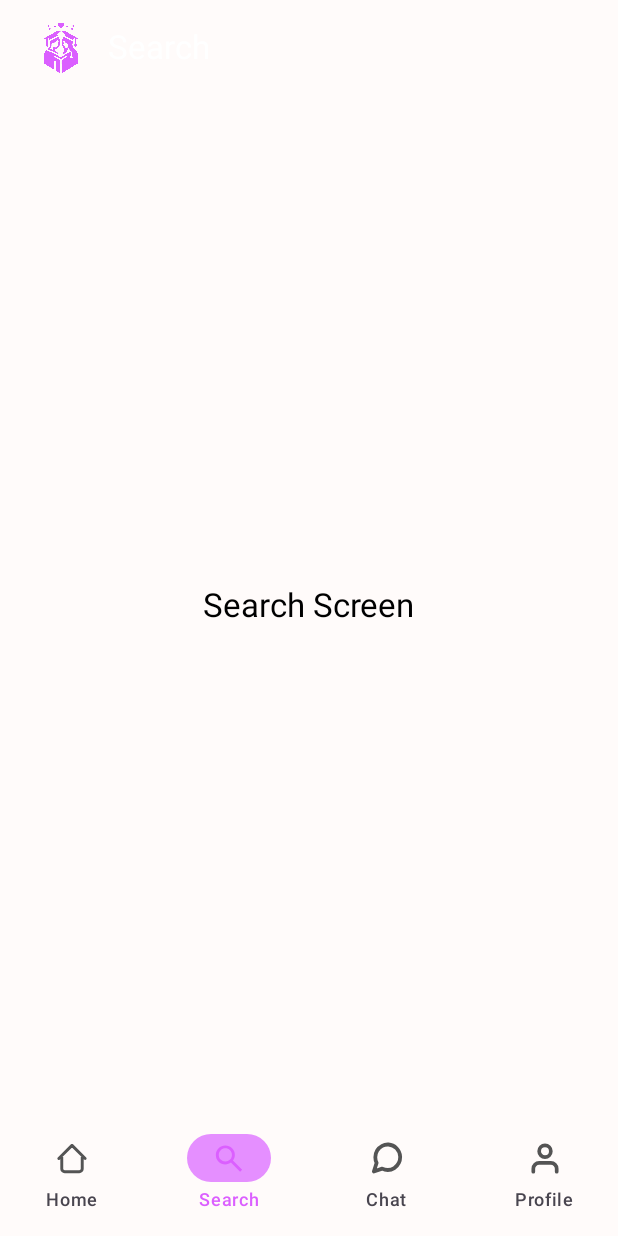
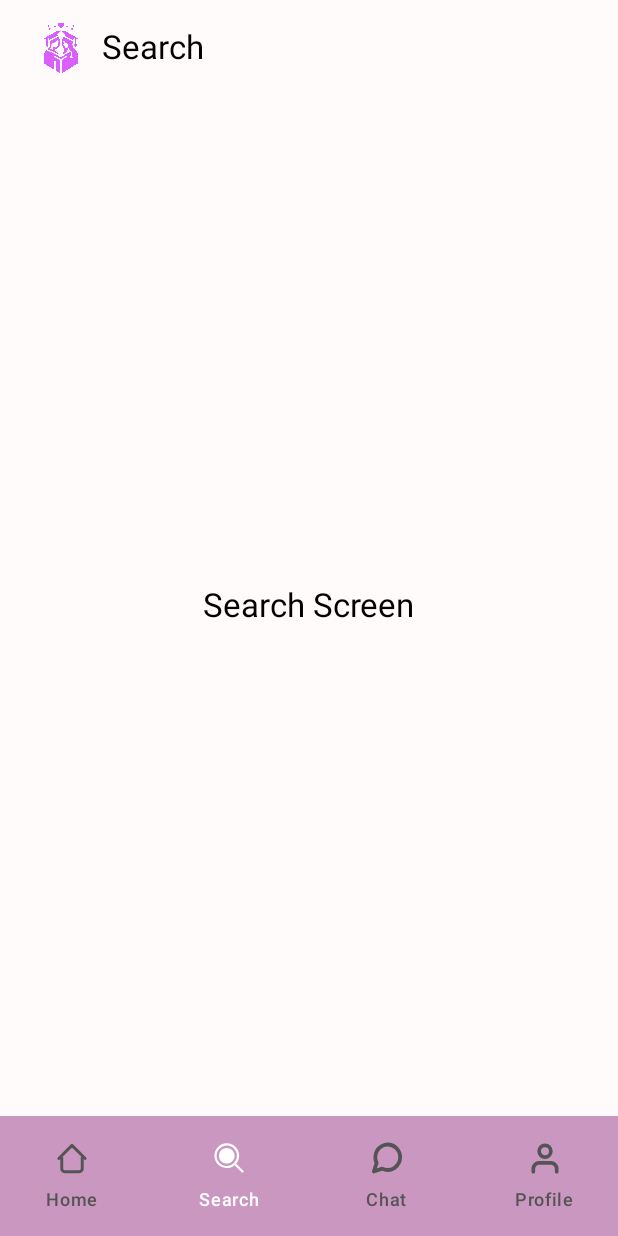
Before and after one commit to UniMatchApp/UniMatchApp, an Android app built with Jetpack Compose: the screen it shows after launch (MainActivity), item 2 of the bottom bar chosen, on a phone screen of 412 x 824 dp. Run offline under Robolectric (Android 15) with nearby library versions, the phone set to English and light mode, and no system bars.

Commit message:
Created ToppBar for common routes and files to manage padding and size

```diff
--- a/app/build.gradle.kts
+++ b/app/build.gradle.kts
@@ -111,4 +111,4 @@ dependencies {
             }
         }
     }
-}*/
+}/*
--- a/app/src/main/java/com/ulpgc/uniMatch/ui/screens/CoreScreen.kt
+++ b/app/src/main/java/com/ulpgc/uniMatch/ui/screens/CoreScreen.kt
@@ -34,8 +34,9 @@ object CoreRoutes {
     const val CHAT_LIST = "chatList"
     const val CHAT_DETAIL = "chatDetail/{chatId}"
     const val PROFILE = "profile"
+    const val NOTIFICATIONS = "notifications"
+    const val FILTER = "filter"
 }
-
 
 @Composable
 fun CoreScreen(
@@ -55,14 +56,17 @@ fun CoreScreen(
     val currentRoute = navBackStackEntry?.destination?.route
 
     Scaffold(
-        topBar = { TopBar(currentRoute = currentRoute) },
-        bottomBar = { BottomNavigationBar(navController) } // Añadir la barra de navegación inferior
+        topBar = {
+            TopBar(currentRoute = currentRoute, navController = navController)
+        },
+        bottomBar = { BottomNavigationBar(navController) }
     ) { innerPadding ->
         Box(modifier = Modifier.padding(innerPadding)) {
             CoreNavHost(navController, authViewModel, chatViewModel)
         }
     }
 }
+
 
 @Composable
 fun CoreNavHost(
--- a/app/src/main/java/com/ulpgc/uniMatch/ui/screens/core/BottomNavigationBar.kt
+++ b/app/src/main/java/com/ulpgc/uniMatch/ui/screens/core/BottomNavigationBar.kt
@@ -13,6 +13,7 @@ import androidx.compose.material3.Text
 import androidx.compose.runtime.Composable
 import androidx.compose.runtime.getValue
 import androidx.compose.ui.Modifier
+import androidx.compose.ui.graphics.Color
 import androidx.compose.ui.res.painterResource
 import androidx.compose.ui.res.stringResource
 import androidx.compose.ui.unit.Dp
@@ -21,6 +22,9 @@ import androidx.navigation.NavController
 import androidx.navigation.compose.currentBackStackEntryAsState
 import com.ulpgc.uniMatch.R
 import com.ulpgc.uniMatch.ui.screens.CoreRoutes
+import com.ulpgc.uniMatch.ui.theme.AppSize
+import com.ulpgc.uniMatch.ui.theme.MainColor
+import com.ulpgc.uniMatch.ui.theme.White
 
 @Composable
 fun BottomNavigationBar(navController: NavController) {
@@ -40,33 +44,43 @@ fun BottomNavigationBar(navController: NavController) {
         )
 
         NavigationBar(
-            containerColor = MaterialTheme.colorScheme.background, // Color de fondo
-            contentColor = MaterialTheme.colorScheme.primary // Color de los iconos seleccionados
+            containerColor = MainColor,
+            contentColor = MaterialTheme.colorScheme.primary
         ) {
             val navBackStackEntry by navController.currentBackStackEntryAsState()
             val currentRoute = navBackStackEntry?.destination?.route
 
             items.forEach { item ->
+                val isSelected = currentRoute == item.route
                 NavigationBarItem(
                     icon = {
                         Icon(
-                            painter = painterResource(id = item.icon),
+                            painter = painterResource(
+                                id = if (isSelected) item.iconFilled else item.icon
+                            ),
                             contentDescription = stringResource(id = item.labelResId),
-                            modifier = Modifier.size(24.dp)
+                            modifier = Modifier.size(AppSize.iconSize),
+                            tint = if (isSelected) White else MaterialTheme.colorScheme.secondary
                         )
                     },
-                    label = { Text(text = stringResource(id = item.labelResId)) },
-                    selected = currentRoute == item.route,
+                    label = {
+                        Text(
+                            text = stringResource(id = item.labelResId),
+                            color = if (isSelected) White else MaterialTheme.colorScheme.secondary
+                        )
+                    },
+                    selected = isSelected,
                     onClick = {
-                        if (currentRoute != item.route) {
+                        if (!isSelected) {
                             navController.navigate(item.route)
                         }
                     },
                     colors = NavigationBarItemDefaults.colors(
-                        selectedIconColor = MaterialTheme.colorScheme.primary,  // Color del icono seleccionado
-                        unselectedIconColor = MaterialTheme.colorScheme.secondary, // Color del icono no seleccionado
-                        selectedTextColor = MaterialTheme.colorScheme.primary, // Color del texto seleccionado
-                        indicatorColor = MaterialTheme.colorScheme.tertiary // Color del indicador debajo del icono seleccionado
+                        selectedIconColor = White,
+                        unselectedIconColor = MaterialTheme.colorScheme.secondary,
+                        selectedTextColor = White,
+                        unselectedTextColor = MaterialTheme.colorScheme.secondary,
+                        indicatorColor = Color.Transparent
                     )
                 )
             }
@@ -74,14 +88,34 @@ fun BottomNavigationBar(navController: NavController) {
     }
 }
 
-sealed class BottomNavItem(val route: String, val icon: Int, val labelResId: Int) {
-    data object Home : BottomNavItem(CoreRoutes.HOME, R.drawable.icon_home_clear, R.string.home)
-    data object Search :
-        BottomNavItem(CoreRoutes.SEARCH, R.drawable.icon_search_clear, R.string.search)
-
-    data object Chat :
-        BottomNavItem(CoreRoutes.CHAT_LIST, R.drawable.icon_chat_clear, R.string.chat)
-
-    data object Profile :
-        BottomNavItem(CoreRoutes.PROFILE, R.drawable.icon_user_clear, R.string.profile)
+sealed class BottomNavItem(
+    val route: String,
+    val icon: Int,
+    val iconFilled: Int, // Icono con relleno para el estado seleccionado
+    val labelResId: Int
+) {
+    data object Home : BottomNavItem(
+        CoreRoutes.HOME,
+        R.drawable.icon_home_clear,
+        R.drawable.icon_home_filled, // Icono con relleno
+        R.string.home
+    )
+    data object Search : BottomNavItem(
+        CoreRoutes.SEARCH,
+        R.drawable.icon_search_clear,
+        R.drawable.icon_search_filled, // Icono con relleno
+        R.string.search
+    )
+    data object Chat : BottomNavItem(
+        CoreRoutes.CHAT_LIST,
+        R.drawable.icon_chat_clear,
+        R.drawable.icon_chat_filled, // Icono con relleno
+        R.string.chat
+    )
+    data object Profile : BottomNavItem(
+        CoreRoutes.PROFILE,
+        R.drawable.icon_user_clear,
+        R.drawable.icon_user_filled, // Icono con relleno
+        R.string.profile
+    )
 }
--- a/app/src/main/java/com/ulpgc/uniMatch/ui/screens/core/TopAppBar.kt
+++ b/app/src/main/java/com/ulpgc/uniMatch/ui/screens/core/TopAppBar.kt
@@ -1,61 +1,33 @@
 package com.ulpgc.uniMatch.ui.screens.core
 
+
 import android.util.Log
-import androidx.compose.foundation.Image
-import androidx.compose.foundation.layout.Arrangement
-import androidx.compose.foundation.layout.Box
-import androidx.compose.foundation.layout.Row
-import androidx.compose.foundation.layout.fillMaxSize
-import androidx.compose.foundation.layout.fillMaxWidth
-import androidx.compose.foundation.layout.padding
-import androidx.compose.foundation.layout.size
-import androidx.compose.material3.ExperimentalMaterial3Api
 import androidx.compose.material3.MaterialTheme
 import androidx.compose.material3.Text
-import androidx.compose.material3.TopAppBar
 import androidx.compose.runtime.Composable
-import androidx.compose.ui.Alignment
-import androidx.compose.ui.Modifier
-import androidx.compose.ui.layout.ContentScale
-import androidx.compose.ui.res.painterResource
 import androidx.compose.ui.res.stringResource
-import androidx.compose.ui.unit.dp
+import androidx.navigation.NavHostController
 import com.ulpgc.uniMatch.R
 import com.ulpgc.uniMatch.ui.screens.CoreRoutes
+import com.ulpgc.uniMatch.ui.screens.core.topBars.ChatDetailTopBar
+import com.ulpgc.uniMatch.ui.screens.core.topBars.HomeTopBar
+import com.ulpgc.uniMatch.ui.screens.core.topBars.ProfileTopBar
+import com.ulpgc.uniMatch.ui.screens.core.topBars.SearchTopBar
 
-@OptIn(ExperimentalMaterial3Api::class)
 @Composable
-fun TopBar(currentRoute: String?) {
+fun TopBar(currentRoute: String?, navController: NavHostController) {
     Log.i("TopBar", "Current route: $currentRoute")
-    val title = when (currentRoute) {
-        CoreRoutes.HOME -> stringResource(id = R.string.home)
-        CoreRoutes.SEARCH -> stringResource(id = R.string.search)
-        CoreRoutes.CHAT_DETAIL -> stringResource(id = R.string.chat)
-        CoreRoutes.PROFILE -> stringResource(id = R.string.profile)
-        else -> stringResource(id = R.string.app_name) // Default title
+
+    when (currentRoute) {
+        CoreRoutes.HOME -> HomeTopBar(navController)
+        CoreRoutes.SEARCH -> SearchTopBar()
+        CoreRoutes.CHAT_LIST -> ChatDetailTopBar()
+        CoreRoutes.PROFILE -> ProfileTopBar()
+        else -> {
+            Text(
+                text = stringResource(id = R.string.app_name),
+                style = MaterialTheme.typography.titleLarge
+            )
+        }
     }
-
-    TopAppBar(
-        title = {
-            Row(
-                verticalAlignment = Alignment.CenterVertically,
-                modifier = Modifier.fillMaxWidth() // Asegura que el contenido ocupe todo el ancho
-            ) {
-                Image(
-                    painter = painterResource(id = R.drawable.unimatch_logo),
-                    contentDescription = stringResource(id = R.string.app_name),
-                    modifier = Modifier
-                        .size(48.dp)
-                        .padding(0.dp),
-                    contentScale = ContentScale.Fit
-                )
-                Text(
-                    text = title,
-                    color = MaterialTheme.colorScheme.onPrimary,
-                    modifier = Modifier.padding(start = 8.dp) // Ajusta el padding si es necesario
-                )
-            }
-        },
-        modifier = Modifier.fillMaxWidth() // Hace que la TopAppBar ocupe todo el ancho
-    )
 }
--- /dev/null
+++ b/app/src/main/java/com/ulpgc/uniMatch/ui/screens/core/topBars/ChatDetailTopBar.kt
@@ -0,0 +1,47 @@
+package com.ulpgc.uniMatch.ui.screens.core.topBars
+
+import androidx.compose.foundation.Image
+import androidx.compose.foundation.layout.Row
+import androidx.compose.foundation.layout.fillMaxWidth
+import androidx.compose.foundation.layout.padding
+import androidx.compose.foundation.layout.size
+import androidx.compose.material3.ExperimentalMaterial3Api
+import androidx.compose.material3.Text
+import androidx.compose.material3.TopAppBar
+import androidx.compose.runtime.Composable
+import androidx.compose.ui.Alignment
+import androidx.compose.ui.Modifier
+import androidx.compose.ui.graphics.Color
+import androidx.compose.ui.layout.ContentScale
+import androidx.compose.ui.res.painterResource
+import androidx.compose.ui.res.stringResource
+import androidx.compose.ui.unit.dp
+import com.ulpgc.uniMatch.R
+import com.ulpgc.uniMatch.ui.theme.AppPadding
+import com.ulpgc.uniMatch.ui.theme.MainColor
+
+@OptIn(ExperimentalMaterial3Api::class)
+@Composable
+fun ChatDetailTopBar() {
+    TopAppBar(
+        title = {
+            Row(
+                verticalAlignment = Alignment.CenterVertically,
+                modifier = Modifier.fillMaxWidth()
+            ) {
+                Image(
+                    painter = painterResource(id = R.drawable.unimatch_logo),
+                    contentDescription = stringResource(id = R.string.app_name),
+                    modifier = Modifier.size(48.dp),
+                    contentScale = ContentScale.Fit
+                )
+                Text(
+                    text = stringResource(id = R.string.chat),
+                    color = Color.Black,
+                    modifier = Modifier.padding(start = AppPadding.Small)
+                )
+            }
+        },
+        modifier = Modifier.fillMaxWidth()
+    )
+}
--- /dev/null
+++ b/app/src/main/java/com/ulpgc/uniMatch/ui/screens/core/topBars/HomeTopBar.kt
@@ -0,0 +1,70 @@
+package com.ulpgc.uniMatch.ui.screens.core.topBars
+
+import androidx.compose.foundation.Image
+import androidx.compose.foundation.layout.Box
+import androidx.compose.foundation.layout.Row
+import androidx.compose.foundation.layout.fillMaxWidth
+import androidx.compose.foundation.layout.padding
+import androidx.compose.foundation.layout.size
+import androidx.compose.material3.ExperimentalMaterial3Api
+import androidx.compose.material3.Icon
+import androidx.compose.material3.IconButton
+import androidx.compose.material3.Text
+import androidx.compose.material3.TopAppBar
+import androidx.compose.runtime.Composable
+import androidx.compose.ui.Alignment
+import androidx.compose.ui.Modifier
+import androidx.compose.ui.graphics.Color
+import androidx.compose.ui.layout.ContentScale
+import androidx.compose.ui.res.painterResource
+import androidx.compose.ui.res.stringResource
+import androidx.compose.ui.unit.dp
+import androidx.navigation.NavHostController
+import com.ulpgc.uniMatch.R
+import com.ulpgc.uniMatch.ui.screens.CoreRoutes
+import com.ulpgc.uniMatch.ui.theme.AppPadding
+import com.ulpgc.uniMatch.ui.theme.AppSize
+import com.ulpgc.uniMatch.ui.theme.MainColor
+
+@OptIn(ExperimentalMaterial3Api::class)
+@Composable
+fun HomeTopBar(navController: NavHostController) {
+    TopAppBar(
+        title = {
+            Row(
+                modifier = Modifier.fillMaxWidth(),
+                verticalAlignment = Alignment.CenterVertically
+            ) {
+                Image(
+                    painter = painterResource(id = R.drawable.unimatch_logo),
+                    contentDescription = "App Logo",
+                    modifier = Modifier.size(48.dp),
+                    contentScale = ContentScale.Fit
+                )
+                Text(
+                    text = stringResource(id = R.string.profile),
+                    color = Color.Black,
+                    modifier = Modifier.padding(start = AppPadding.Small)
+                )
+            }
+        },
+        actions = {
+            IconButton(onClick = { navController.navigate(CoreRoutes.NOTIFICATIONS) }) {
+                Icon(
+                    painter = painterResource(id = R.drawable.icon_bell),
+                    contentDescription = "Notifications",
+                    modifier = Modifier.size(AppSize.iconSize)
+                )
+
+            }
+            IconButton(onClick = { navController.navigate(CoreRoutes.FILTER) }) {
+                Icon(
+                    painter = painterResource(id = R.drawable.icon_filter),
+                    contentDescription = "Filter",
+                    modifier = Modifier.size(AppSize.iconSize)
+                )
+            }
+        },
+        modifier = Modifier.fillMaxWidth() // Hace que la TopAppBar ocupe todo el ancho
+    )
+}
--- /dev/null
+++ b/app/src/main/java/com/ulpgc/uniMatch/ui/screens/core/topBars/ProfileTopBar.kt
@@ -0,0 +1,47 @@
+package com.ulpgc.uniMatch.ui.screens.core.topBars
+
+import androidx.compose.foundation.Image
+import androidx.compose.foundation.layout.Row
+import androidx.compose.foundation.layout.fillMaxWidth
+import androidx.compose.foundation.layout.padding
+import androidx.compose.foundation.layout.size
+import androidx.compose.material3.ExperimentalMaterial3Api
+import androidx.compose.material3.Text
+import androidx.compose.material3.TopAppBar
+import androidx.compose.runtime.Composable
+import androidx.compose.ui.Alignment
+import androidx.compose.ui.Modifier
+import androidx.compose.ui.graphics.Color
+import androidx.compose.ui.layout.ContentScale
+import androidx.compose.ui.res.painterResource
+import androidx.compose.ui.res.stringResource
+import androidx.compose.ui.unit.dp
+import com.ulpgc.uniMatch.R
+import com.ulpgc.uniMatch.ui.theme.AppPadding
+import com.ulpgc.uniMatch.ui.theme.MainColor
+
+@OptIn(ExperimentalMaterial3Api::class)
+@Composable
+fun ProfileTopBar() {
+    TopAppBar(
+        title = {
+            Row(
+                verticalAlignment = Alignment.CenterVertically,
+                modifier = Modifier.fillMaxWidth()
+            ) {
+                Image(
+                    painter = painterResource(id = R.drawable.unimatch_logo),
+                    contentDescription = stringResource(id = R.string.app_name),
+                    modifier = Modifier.size(48.dp),
+                    contentScale = ContentScale.Fit
+                )
+                Text(
+                    text = stringResource(id = R.string.profile),
+                    color = Color.Black,
+                    modifier = Modifier.padding(start = AppPadding.Small)
+                )
+            }
+        },
+        modifier = Modifier.fillMaxWidth()
+    )
+}
--- /dev/null
+++ b/app/src/main/java/com/ulpgc/uniMatch/ui/screens/core/topBars/SearchTopBar.kt
@@ -0,0 +1,46 @@
+package com.ulpgc.uniMatch.ui.screens.core.topBars
+
+import androidx.compose.foundation.Image
+import androidx.compose.foundation.layout.Row
+import androidx.compose.foundation.layout.fillMaxWidth
+import androidx.compose.foundation.layout.padding
+import androidx.compose.foundation.layout.size
+import androidx.compose.material3.ExperimentalMaterial3Api
+import androidx.compose.material3.Text
+import androidx.compose.material3.TopAppBar
+import androidx.compose.runtime.Composable
+import androidx.compose.ui.Alignment
+import androidx.compose.ui.Modifier
+import androidx.compose.ui.graphics.Color
+import androidx.compose.ui.layout.ContentScale
+import androidx.compose.ui.res.painterResource
+import androidx.compose.ui.res.stringResource
+import androidx.compose.ui.unit.dp
+import com.ulpgc.uniMatch.R
+import com.ulpgc.uniMatch.ui.theme.AppPadding
+
+@OptIn(ExperimentalMaterial3Api::class)
+@Composable
+fun SearchTopBar() {
+    TopAppBar(
+        title = {
+            Row(
+                verticalAlignment = Alignment.CenterVertically,
+                modifier = Modifier.fillMaxWidth()
+            ) {
+                Image(
+                    painter = painterResource(id = R.drawable.unimatch_logo),
+                    contentDescription = stringResource(id = R.string.app_name),
+                    modifier = Modifier.size(48.dp),
+                    contentScale = ContentScale.Fit
+                )
+                Text(
+                    text = stringResource(id = R.string.search),
+                    color = Color.Black,
+                    modifier = Modifier.padding(start = AppPadding.Small)
+                )
+            }
+        },
+        modifier = Modifier.fillMaxWidth()
+    )
+}
--- a/app/src/main/java/com/ulpgc/uniMatch/ui/theme/Color.kt
+++ b/app/src/main/java/com/ulpgc/uniMatch/ui/theme/Color.kt
@@ -5,9 +5,11 @@ import androidx.compose.ui.graphics.Color
 val Purple80 = Color(0xFFD0BCFF)
 val PurpleGrey80 = Color(0xFFCCC2DC)
 val Pink80 = Color(0xFFEFB8C8)
+val MainColor = Color(0xFFCA97C0)
 
 val Purple40 = Color(0xFF6650a4)
 val PurpleGrey40 = Color(0xFF625b71)
 val Pink40 = Color(0xFF7D5260)
 
 val LightGrey = Color(0xFF9F9F9F)
+val White = Color(0xFFFFFFFF)
--- /dev/null
+++ b/app/src/main/java/com/ulpgc/uniMatch/ui/theme/Padding.kt
@@ -0,0 +1,14 @@
+package com.ulpgc.uniMatch.ui.theme
+
+import androidx.compose.ui.unit.dp
+
+object AppPadding {
+    val Small = 4.dp
+    val Medium = 8.dp
+    val Large = 16.dp
+    val ExtraLarge = 32.dp
+    val Huge = 64.dp
+
+    val NavigationBarPadding = 16.dp
+    val ScreenPadding = 24.dp
+}
--- /dev/null
+++ b/app/src/main/java/com/ulpgc/uniMatch/ui/theme/Size.kt
@@ -0,0 +1,7 @@
+package com.ulpgc.uniMatch.ui.theme
+
+import androidx.compose.ui.unit.dp
+
+object AppSize {
+    val iconSize = 24.dp
+}
--- /dev/null
+++ b/app/src/main/res/drawable/icon_bell.xml
@@ -0,0 +1,12 @@
+<vector xmlns:android="http://schemas.android.com/apk/res/android"
+    android:width="800dp"
+    android:height="800dp"
+    android:viewportWidth="16"
+    android:viewportHeight="16">
+  <path
+      android:pathData="M3,5C3,2.239 5.239,0 8,0C10.761,0 13,2.239 13,5V8L15,10V12H1V10L3,8V5Z"
+      android:fillColor="#000000"/>
+  <path
+      android:pathData="M8,16C6.694,16 5.583,15.165 5.171,14H10.829C10.417,15.165 9.306,16 8,16Z"
+      android:fillColor="#000000"/>
+</vector>
--- /dev/null
+++ b/app/src/main/res/drawable/icon_filter.xml
@@ -0,0 +1,18 @@
+<vector xmlns:android="http://schemas.android.com/apk/res/android"
+    android:width="800dp"
+    android:height="800dp"
+    android:viewportWidth="16"
+    android:viewportHeight="16">
+  <path
+      android:pathData="M0,3H16V1H0V3Z"
+      android:fillColor="#000000"/>
+  <path
+      android:pathData="M2,7H14V5H2V7Z"
+      android:fillColor="#000000"/>
+  <path
+      android:pathData="M4,11H12V9H4V11Z"
+      android:fillColor="#000000"/>
+  <path
+      android:pathData="M10,15H6V13H10V15Z"
+      android:fillColor="#000000"/>
+</vector>
--- a/app/src/main/res/values/strings.xml
+++ b/app/src/main/res/values/strings.xml
@@ -19,4 +19,6 @@
     <string name="search">Search</string>
     <string name="chat">Chat</string>
     <string name="profile">Profile</string>
+    <string name="notifications">Notifications</string>
+    <string name="user_filters">user filters</string>
 </resources>
--- a/gradle.properties
+++ b/gradle.properties
@@ -21,3 +21,4 @@ kotlin.code.style=official
 # resources declared in the library itself and none from the library's dependencies,
 # thereby reducing the size of the R class for that library
 android.nonTransitiveRClass=true
+android.overridePathCheck=true
--- a/gradle/libs.versions.toml
+++ b/gradle/libs.versions.toml
@@ -1,5 +1,5 @@
 [versions]
-agp = "8.7.1"
+agp = "8.6.0"
 coilCompose = "2.0.0"
 converterGson = "2.9.0"
 kotlin = "1.9.0"
```
Also changed, not shown: app/src/main/java/com/ulpgc/uniMatch/ui/screens/core/chat/ChatListScreen.kt (renamed from app/src/main/java/com/ulpgc/uniMatch/ui/screens/core/chat/ChatDetailScreen.kt), 1 other file.
